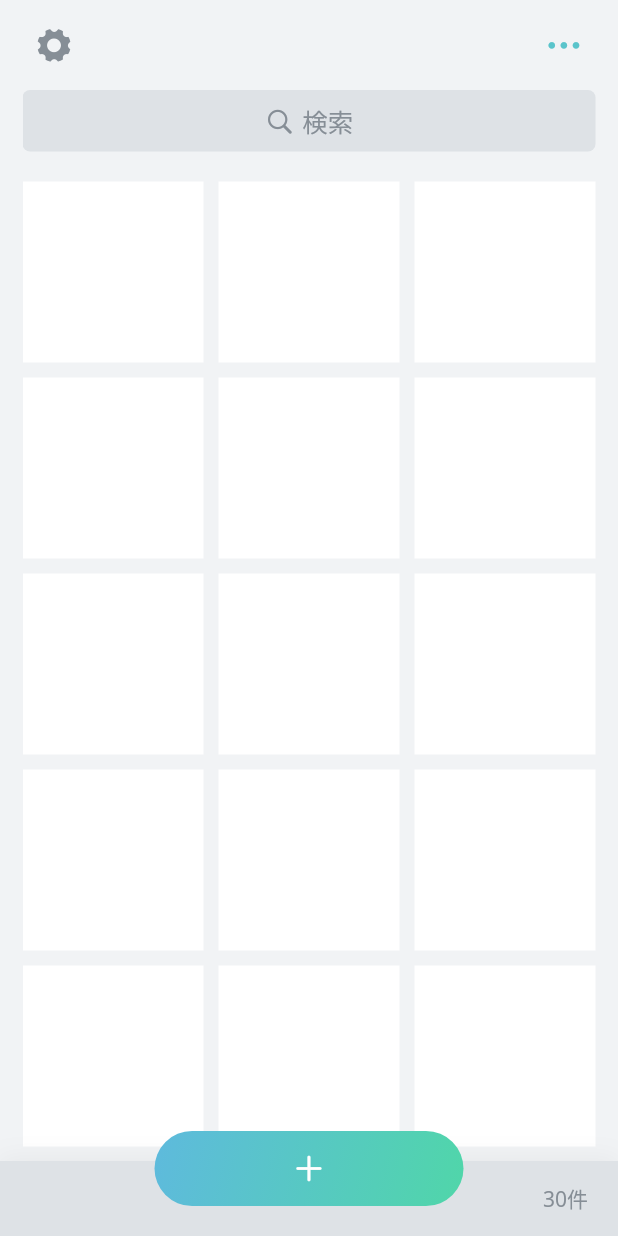
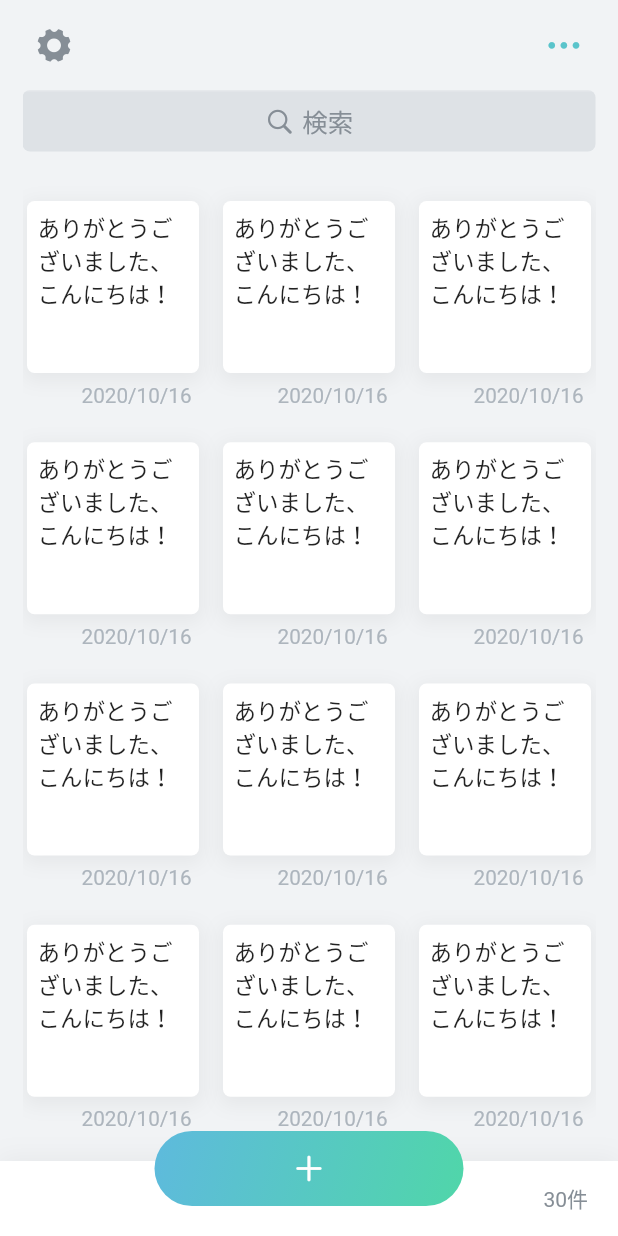
Before and after one commit to MihiroSaito/hukaborimemo, a Flutter app: the screen it shows after launch, on a phone screen of 412 x 824 dp. Run offline on Flutter 3.47's test engine with Material 2 defaults, Android fonts, the phone set to English and light mode, and no system bars; our stand-ins replace flutter_hooks, freezed_annotation, google_fonts, hooks_riverpod.

Commit message:
themeの修正とHomeページの見た目が完成した

```diff
--- a/lib/main.dart
+++ b/lib/main.dart
@@ -1,6 +1,4 @@
 import 'package:flutter/material.dart';
-import 'package:flutter_hooks/flutter_hooks.dart';
-import 'package:google_fonts/google_fonts.dart';
 import 'package:hooks_riverpod/hooks_riverpod.dart';
 import 'package:hukaborimemo/setting/theme.dart';
 import 'package:hukaborimemo/pages/home_page/home_screen.dart';
@@ -21,42 +19,7 @@ class MyApp extends StatelessWidget {
       theme: ThemeClass.light(),
       darkTheme: ThemeClass.dark(),
       themeMode: ThemeMode.system,
-      home: InitializeApp(),
+      home: HomeScreen(),
     );
   }
 }
-
-class InitializeApp extends StatefulWidget {
-  const InitializeApp({Key? key}) : super(key: key);
-
-  @override
-  _InitializeAppState createState() => _InitializeAppState();
-}
-
-class _InitializeAppState extends State<InitializeApp> with WidgetsBindingObserver {
-
-  @override
-  void initState() {
-    WidgetsBinding.instance!.addObserver(this);
-    super.initState();
-  }
-
-  @override
-  void didChangeAppLifecycleState(AppLifecycleState state) {
-    if(state == AppLifecycleState.resumed){
-      ThemeClass.systemModeHandle(context);
-    }
-    super.didChangeAppLifecycleState(state);
-  }
-
-  @override
-  void dispose() {
-    WidgetsBinding.instance!.removeObserver(this);
-    super.dispose();
-  }
-
-  @override
-  Widget build(BuildContext context) {
-    return HomeScreen();
-  }
-}
--- a/lib/pages/home_page/home_screen.dart
+++ b/lib/pages/home_page/home_screen.dart
@@ -5,14 +5,30 @@ import 'package:hukaborimemo/common/theme/system_theme_notifier.dart';
 import 'package:hukaborimemo/pages/home_page/home_widget.dart';
 
 class HomeScreen extends HookWidget {
-  const HomeScreen({Key? key}) : super(key: key);
+  HomeScreen({Key? key}) : super(key: key);
+  final isDisplayedAppbarProvider = StateProvider((ref) => false);
 
   @override
   Widget build(BuildContext context) {
 
     final safeAreaPadding = MediaQuery.of(context).padding;
     final windowSize = MediaQuery.of(context).size;
-    final pageState = useProvider(systemThemeNotifierProvider);
+    final ScrollController controller = useScrollController();
+    final isDisplayedAppbar = useProvider(isDisplayedAppbarProvider);
+
+    useEffect(() {
+      controller.addListener(() {
+        double scrollOffset = controller.offset;
+        if (scrollOffset > 40) {
+          isDisplayedAppbar.state = true;
+        } else if (scrollOffset < 40) {
+          isDisplayedAppbar.state = false;
+        }
+      });
+      return (){
+        controller.dispose();
+      };
+    }, const []);
 
     return Scaffold(
       //todo: ダークモード&ライトモードで管理できるように色をメソッドで管理する
@@ -22,17 +38,21 @@ class HomeScreen extends HookWidget {
             padding: EdgeInsets.only(
                 left: 15,
                 right: 15,
-                top: safeAreaPadding.top + 60,
                 bottom: safeAreaPadding.bottom + 50),
             child: CustomScrollView(
-              //todo: こんとローラーを追加する
+              controller: controller,
               slivers: [
+                SliverToBoxAdapter(
+                  child: SizedBox(
+                    height: safeAreaPadding.top + 60,
+                  ),
+                ),
                 SliverToBoxAdapter(
                   child: searchBar(context),
                 ),
                 SliverToBoxAdapter(
                   child: SizedBox(
-                    height: 20,
+                    height: 30,
                   ),
                 ),
                 SliverGrid(
@@ -40,13 +60,11 @@ class HomeScreen extends HookWidget {
                     mainAxisSpacing: 10.0,
                     crossAxisSpacing: 10.0,
                     crossAxisCount: 3,
+                    childAspectRatio: 0.8
                   ),
                   delegate: SliverChildBuilderDelegate(
                     (BuildContext context, int index){
-                      return Container(
-                        color: Colors.white,
-                      );
-                      //todo: コンテンツを表示する
+                      return gridContent(context);
                     },
                     childCount: 30,
                   ),
@@ -65,7 +83,8 @@ class HomeScreen extends HookWidget {
             right: 0,
             child: homeAppBar(
                 context: context,
-                safeAreaPaddingTop: safeAreaPadding.top),
+                safeAreaPaddingTop: safeAreaPadding.top,
+                isDisplayedAppbar: isDisplayedAppbar),
           ),
           Positioned(
             bottom: 0,
--- a/lib/pages/home_page/home_widget.dart
+++ b/lib/pages/home_page/home_widget.dart
@@ -1,27 +1,34 @@
+import 'dart:ui';
+
 import 'package:flutter/cupertino.dart';
 import 'package:flutter/material.dart';
+import 'package:hooks_riverpod/hooks_riverpod.dart';
 
 Widget homeAppBar({
   required BuildContext context,
-  required double safeAreaPaddingTop
+  required double safeAreaPaddingTop,
+  required StateController<bool> isDisplayedAppbar
 }) {
-  //todo: 色や背景をスクロールに応じて変える
   return Container(
-    color: Theme.of(context).scaffoldBackgroundColor,
+    color: Theme.of(context).scaffoldBackgroundColor.withOpacity(0.4),
+    child: ClipRect(
+      child: BackdropFilter(
+        filter: isDisplayedAppbar.state
+            ? ImageFilter.blur(sigmaX: 10, sigmaY: 10)
+            : ImageFilter.blur(sigmaX: 0, sigmaY: 0),
         child: Column(
           children: [
-        SizedBox(height: safeAreaPaddingTop,),
             Container(
-          height: 60,
+              height: 60 + safeAreaPaddingTop,
               width: double.infinity,
-          padding: const EdgeInsets.only(left: 15, right: 15),
+              padding: EdgeInsets.only(left: 15, right: 15, top: safeAreaPaddingTop),
               child: Row(
                 mainAxisAlignment: MainAxisAlignment.spaceBetween,
                 children: [
                   Material(
                     borderRadius: BorderRadius.all(Radius.circular(5)),
                     clipBehavior: Clip.antiAlias,
-                color: Theme.of(context).scaffoldBackgroundColor,
+                    color: Theme.of(context).scaffoldBackgroundColor.withOpacity(0),
                     child: InkWell(
                       onTap: () {
                         //todo: 設定ページへ
@@ -40,7 +47,7 @@ Widget homeAppBar({
                   Material(
                     borderRadius: BorderRadius.all(Radius.circular(5)),
                     clipBehavior: Clip.antiAlias,
-                color: Theme.of(context).scaffoldBackgroundColor,
+                    color: Theme.of(context).scaffoldBackgroundColor.withOpacity(0),
                     child: InkWell(
                       onTap: () {
                         //todo: オプションを表示する
@@ -60,7 +67,18 @@ Widget homeAppBar({
                 ],
               ),
             ),
+            AnimatedOpacity(
+              opacity: isDisplayedAppbar.state? 1.0 : 0.0,
+              duration: Duration(milliseconds: 100),
+              child: Container(
+                height: 1,
+                width: MediaQuery.of(context).size.width,
+                color: Theme.of(context).indicatorColor,
+              ),
+            )
           ],
+        ),
+      ),
     ),
   );
 }
@@ -74,7 +92,7 @@ Widget searchBar(BuildContext context) {
     child: Container(
       decoration: BoxDecoration(
         borderRadius: BorderRadius.circular(5),
-        color: Theme.of(context).cardTheme.color
+        color: Theme.of(context).dialogBackgroundColor
       ),
       child: Center(
         child: Padding(
@@ -98,6 +116,66 @@ Widget searchBar(BuildContext context) {
             ],
           ),
         ),
+      ),
+    ),
+  );
+}
+
+Widget gridContent(context) {
+  return Padding(
+    padding: const EdgeInsets.all(3),
+    child: Container(
+      child: Column(
+        children: [
+          AspectRatio(
+            aspectRatio: 1.0,
+            child: Container(
+              padding: const EdgeInsets.all(7),
+              decoration: BoxDecoration(
+                borderRadius: BorderRadius.circular(5),
+                color: Theme.of(context).cardTheme.color,
+                boxShadow: [
+                  BoxShadow(
+                    color: Colors.black.withOpacity(0.05),
+                    spreadRadius: 2,
+                    blurRadius: 10,
+                    offset: Offset(0, 3),
+                  )
+                ]
+              ),
+              child: Text(
+                'ありがとうございました、こんにちは！',
+                style: TextStyle(
+                  fontSize: 15
+                ),
+              ),
+            ),
+          ),
+          Container(
+            width: double.infinity,
+            padding: const EdgeInsets.only(right: 5, left: 5, top: 7),
+            child: Row(
+              children: [
+                Expanded(
+                  flex: 3,
+                  child: Container()
+                ),
+                Expanded(
+                  flex: 7,
+                  child: FittedBox(
+                    child: Text(
+                      '2020/10/16',
+                      style: TextStyle(
+                        color: Theme.of(context).textTheme.headline6!.color,
+                      ),
+                      textAlign: TextAlign.end,
+                    ),
+                  ),
+                ),
+              ],
+            ),
+          )
+        ],
       ),
     ),
   );
@@ -141,7 +219,7 @@ Widget homeBottomBar({
                   //todo: メモの数を表示する
                   style: TextStyle(
                     fontSize: 14,
-                    color: Theme.of(context).textTheme.bodyText2!.color
+                    color: Theme.of(context).textTheme.headline5!.color
                   ),
                 ),
               )
--- a/lib/setting/theme.dart
+++ b/lib/setting/theme.dart
@@ -11,8 +11,10 @@ class ThemeClass {
       brightness: Brightness.light,
       scaffoldBackgroundColor: Color(0xFFF1F3F5),
       cardTheme: CardTheme(
-          color: Color(0xFFDEE2E6)
+          color: Colors.white
       ),
+      dialogBackgroundColor: Color(0xFFDEE2E6),
+      indicatorColor: Colors.grey[200],
       textTheme: lightTextTheme,
     );
   }
@@ -25,6 +27,8 @@ class ThemeClass {
       cardTheme: CardTheme(
        color: Color(0xFF2A2A2A)
       ),
+      dialogBackgroundColor: Color(0xFF2A2A2A),
+      indicatorColor: Colors.grey[900],
       textTheme: darkTextTheme,
     );
   }
@@ -37,16 +41,12 @@ class ThemeClass {
     bodyText1: GoogleFonts.openSans(
       fontSize: 14.0,
       fontWeight: FontWeight.w700,
-      color: Colors.black,
-    ),
-    bodyText2: GoogleFonts.notoSans(
-      fontSize: 14.0,
       color: Color(0xFF868E96),
     ),
     headline1: GoogleFonts.openSans(
       fontSize: 32.0,
       fontWeight: FontWeight.bold,
-      color: Colors.black,
+      color: Color(0xFF868E96),
     ),
     headline2: GoogleFonts.openSans(
       fontSize: 21.0,
@@ -58,10 +58,15 @@ class ThemeClass {
       fontWeight: FontWeight.w600,
       color: Colors.black,
     ),
+    headline5: GoogleFonts.openSans(
+      fontSize: 20.0,
+      fontWeight: FontWeight.w600,
+      color: Color(0xFF868E96),
+    ),
     headline6: GoogleFonts.openSans(
       fontSize: 20.0,
       fontWeight: FontWeight.w600,
-      color: Colors.black,
+      color: Color(0xFFADB5BD),
     ),
   );
 
@@ -73,7 +78,7 @@ class ThemeClass {
     ),
     bodyText2: GoogleFonts.notoSans(
       fontSize: 14.0,
-      color: Color(0xFF868E96),
+      color: Colors.white,
     ),
     headline1: GoogleFonts.openSans(
       fontSize: 32.0,
@@ -90,10 +95,15 @@ class ThemeClass {
       fontWeight: FontWeight.w600,
       color: Colors.white,
     ),
+    headline5: GoogleFonts.openSans(
+      fontSize: 20.0,
+      fontWeight: FontWeight.w600,
+      color: Color(0xFF868E96),
+    ),
     headline6: GoogleFonts.openSans(
       fontSize: 20.0,
       fontWeight: FontWeight.w600,
-      color: Colors.white,
+      color: Color(0xFF495057),
     ),
   );
 
```
Lines whose indentation alone changed are shown as unchanged.
